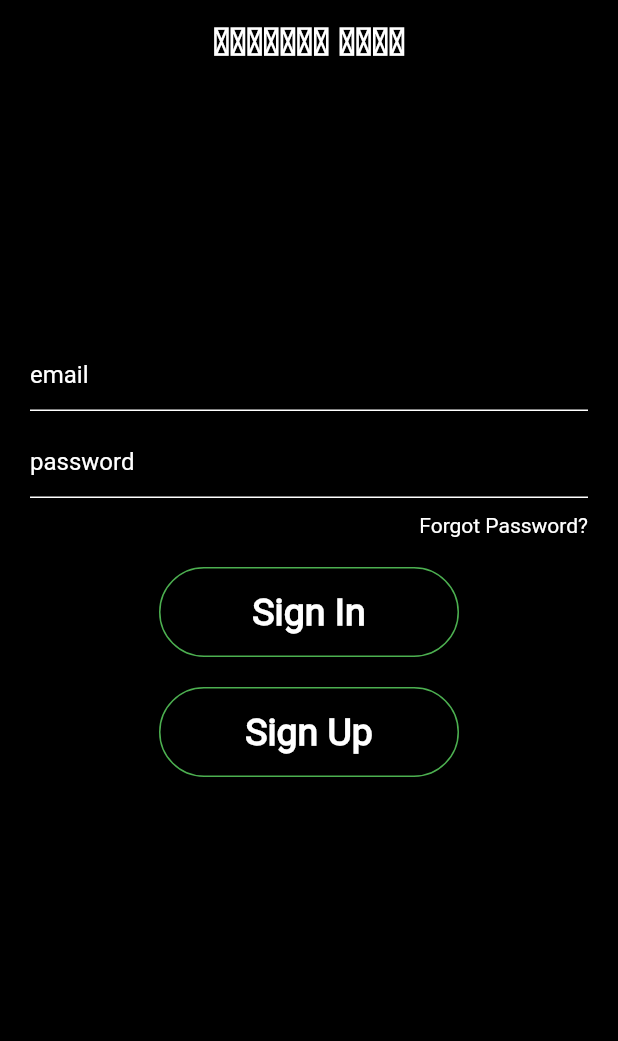
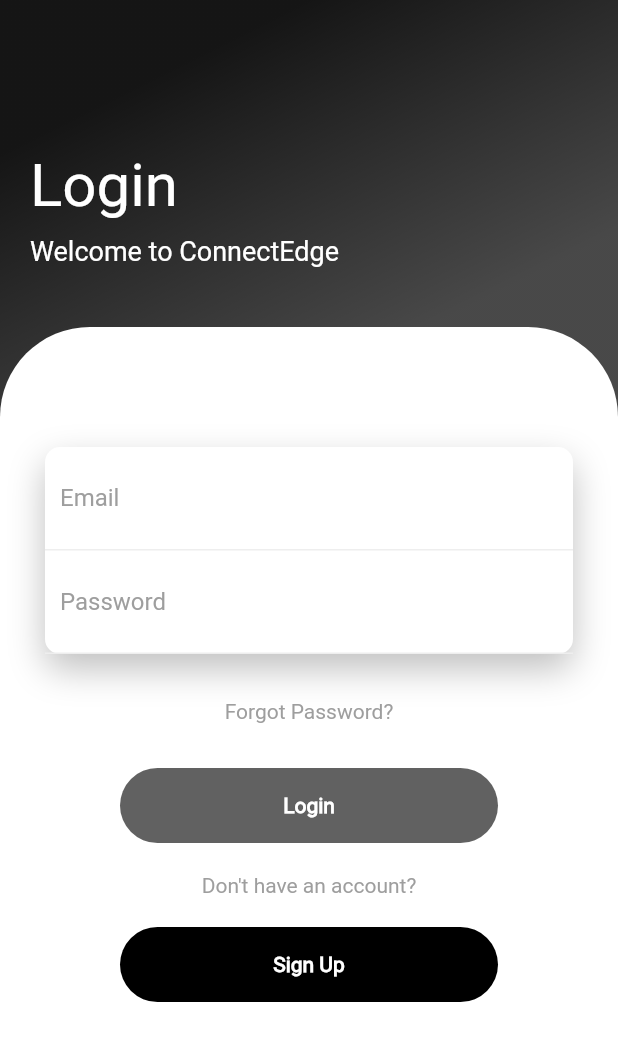
Before and after one commit to obliviousz/ConnectEdge1, a Flutter app: the screen it shows after launch, on a phone screen of 412 x 824 dp. Shown: the top 1041 px of the screen. Run offline on Flutter 3.47's test engine with Material 2 defaults, Android fonts, the phone set to English and light mode, and no system bars; our stand-ins replace cloud_firestore, firebase_auth, shared_preferences, simple_animations; accounts and stored records are empty.

Commit message:
commit of updated login screen

```diff
--- /dev/null
+++ b/lib/helper/animation.dart
@@ -0,0 +1,33 @@
+import 'package:flutter/material.dart';
+import 'package:simple_animations/simple_animations.dart';
+
+class FadeAnimation extends StatelessWidget {
+  final double delay;
+  final Widget child;
+
+  FadeAnimation(this.delay, this.child);
+
+  @override
+  Widget build(BuildContext context) {
+    final tween = MultiTrackTween([
+      Track("opacity").add(Duration(milliseconds: 500), Tween(begin: 0.0, end: 1.0)),
+      Track("translateY").add(
+          Duration(milliseconds: 500), Tween(begin: -30.0, end: 0.0),
+          curve: Curves.easeOut)
+    ]);
+
+    return ControlledAnimation(
+      delay: Duration(milliseconds: (500 * delay).round()),
+      duration: tween.duration,
+      tween: tween,
+      child: child,
+      builderWithChild: (context, child, animation) => Opacity(
+        opacity: animation["opacity"],
+        child: Transform.translate(
+            offset: Offset(0, animation["translateY"]),
+            child: child
+        ),
+      ),
+    );
+  }
+}
--- a/lib/screens/sign_in.dart
+++ b/lib/screens/sign_in.dart
@@ -117,95 +117,159 @@
       });
     }
   }
+
   @override
   Widget build(BuildContext context) {
     return Scaffold(
-      backgroundColor: Colors.black,
-      appBar: appBarMain(context),
-      body: isLoading
-          ? Container(
+      resizeToAvoidBottomPadding: false,
+      backgroundColor: Colors.grey,
+      body: isLoading ?
+        Container(
           child: Center(child: CircularProgressIndicator()),
-      ): SingleChildScrollView(
+        ) :
+      Container(
+        width: double.infinity,
+        decoration: BoxDecoration(
+            gradient: LinearGradient(
+                begin: Alignment.topCenter,
+                colors: [
+                  Colors.black87,
+                  Colors.black54,
+                  Colors.black54,
+                ]
+            )
+        ),
+        child: Form(
+          key: formKey,
+          child: Column(
+            crossAxisAlignment: CrossAxisAlignment.start,
+            children: <Widget>[
+              SizedBox(height: 80,),
+              Padding(
+                padding: EdgeInsets.all(20),
+                child: Column(
+                  crossAxisAlignment: CrossAxisAlignment.start,
+                  children: <Widget>[
+                    Text("Login", style: TextStyle(color: Colors.white, fontSize: 40),),
+                    SizedBox(height: 10,),
+                    Text("Welcome to ConnectEdge", style: TextStyle(color: Colors.white, fontSize: 18),),
+                  ],
+                ),
+              ),
+              SizedBox(height: 20),
+              Expanded(
                 child: Container(
-          alignment: Alignment.bottomCenter,
-        child :Container(
-            padding: EdgeInsets.symmetric(horizontal:20.0),
+                  decoration: BoxDecoration(
+                      color: Colors.white,
+                      borderRadius: BorderRadius.only(topLeft: Radius.circular(60), topRight: Radius.circular(60))
+                  ),
+                  child: Padding(
+                    padding: EdgeInsets.all(30),
                     child: Column(
-          children: [
-            Form(
-              key : formKey,
+                      children: <Widget>[
+                        SizedBox(height: 50,),
+                        Container(
+                          decoration: BoxDecoration(
+                              color: Colors.white,
+                              borderRadius: BorderRadius.circular(10),
+                              boxShadow: [BoxShadow(
+                                  color: Color.fromRGBO(128,128,128, .5),
+                                  blurRadius: 20,
+                                  offset: Offset(0, 10)
+                              )]
+                          ),
                           child: Column(
-                children: [
-                  SizedBox(height:160.0),
-                  SizedBox(height:10.0),
-                  TextFormField(
+                            children: <Widget>[
+                              Container(
+                                padding: EdgeInsets.all(10),
+                                decoration: BoxDecoration(
+                                    border: Border(bottom: BorderSide(color: Colors.grey[200]))
+                                ),
+                                child: TextFormField(
+                                  controller: emailtexteditingcontroller,
                                   validator: (val){
                                     return RegExp(r"^[a-zA-Z0-9.a-zA-Z0-9.!#$%&'*+-/=?^_`{|}~]+@[a-zA-Z0-9]+\.[a-zA-Z]+").hasMatch(val) ? null : "Enter correct email";
                                   },
-                    controller: emailtexteditingcontroller,
-                    style:TextStyle(
-                      color: Colors.white,
+                                  decoration: InputDecoration(
+                                      hintText: "Email",
+                                      hintStyle: TextStyle(color: Colors.grey),
+                                      border: InputBorder.none
                                   ),
-                    decoration: textfield1(),
                                 ),
-                  SizedBox(height: 10.0),
-                  TextFormField(
-                    validator:  (val){
-                      return val.isEmpty|| val.length < 6 ? "Enter Password 6+ characters" : null;
+                              ),
+                              Container(
+                                padding: EdgeInsets.all(10),
+                                decoration: BoxDecoration(
+                                    border: Border(bottom: BorderSide(color: Colors.grey[200]))
+                                ),
+                                child: TextFormField(
+                                  controller: passwordtexteditingcontroller,
+                                  validator: (val){
+                                    return val.isEmpty || val.length < 6 ? "Enter Password 6+ characters" : null;
                                   },
-                    controller: passwordtexteditingcontroller,
-                    style:TextStyle(
-                      color: Colors.white,
+                                  decoration: InputDecoration(
+                                      hintText: "Password",
+                                      hintStyle: TextStyle(color: Colors.grey),
+                                      border: InputBorder.none
                                   ),
-                    decoration: textfield2(),
                                   obscureText: true,
                                 ),
-                  SizedBox(height:10.0),
+                              ),
+                            ],
+                          ),
+                        ),
+                        SizedBox(height: 30,),
                         GestureDetector(
                           onTap: (){
                             Navigator.push(context, MaterialPageRoute(builder: (context) => ForgotPassword()));
                           },
+                          child: Text("Forgot Password?", style: TextStyle(color: Colors.grey),),
+                        ),
+                        SizedBox(height: 30,),
+                        GestureDetector(
+                          onTap: (){
+                            signIn();
+                          },
                           child: Container(
-                      alignment: Alignment.centerRight,
-                      child: Text(
-                        "Forgot Password?",
-                        style: TextStyle(
-                          color: Colors.white,
+                            height: 50,
+                            margin: EdgeInsets.symmetric(horizontal: 50),
+                            decoration: BoxDecoration(
+                                borderRadius: BorderRadius.circular(50),
+                                color: Colors.grey[700]
+                            ),
+                            child: Center(
+                              child: Text("Login", style: TextStyle(color: Colors.white, fontWeight: FontWeight.bold),),
                             ),
                           ),
                         ),
-                  ),
-                  SizedBox(height: 20.0),
-                  SizedBox(
-                    height: 60.0,
-                    width: 200.0,
-                    child :GestureDetector(
-                      onTap: (){
-                        signIn();
-                      },
-                        child: buttons1("Sign In",context),
-                    ),
-                  ),
-                  SizedBox(height:20.0),
-                  SizedBox(
-                    height: 60.0,
-                    width: 200.0,
-                    child: GestureDetector(
+                        SizedBox(height: 20,),
+                        Text("Don't have an account?", style: TextStyle(color: Colors.grey),),
+                        SizedBox(height: 20,),
+                        GestureDetector(
                           onTap: (){
                             widget.toggle();
                           },
-                        child: buttons1("Sign Up",context)
+                          child: Container(
+                            height: 50,
+                            margin: EdgeInsets.symmetric(horizontal: 50),
+                            decoration: BoxDecoration(
+                                borderRadius: BorderRadius.circular(50),
+                                color: Colors.black
+                            ),
+                            child: Center(
+                              child: Text("Sign Up", style: TextStyle(color: Colors.white, fontWeight: FontWeight.bold),),
                             ),
                           ),
-                  SizedBox(height: 10.0),
+                        ),
                       ],
+                    ),
+                  ),
                 ),
               )
             ],
-        )
-        )
-      )
-      )
+          ),
+        ),
+      ),
     );
   }
 }
--- a/pubspec.yaml
+++ b/pubspec.yaml
@@ -24,9 +24,7 @@
   flutter:
     sdk: flutter
 
-
-  # The following adds the Cupertino Icons font to your application.
-  # Use with the CupertinoIcons class for iOS style icons.
+  simple_animations: ^1.3.3
   shared_preferences: ^0.5.10
   cloud_firestore: ^0.13.7
   cupertino_icons: ^0.1.3
```
Also changed, not shown: pubspec.lock. Lines whose indentation alone changed are shown as unchanged.
